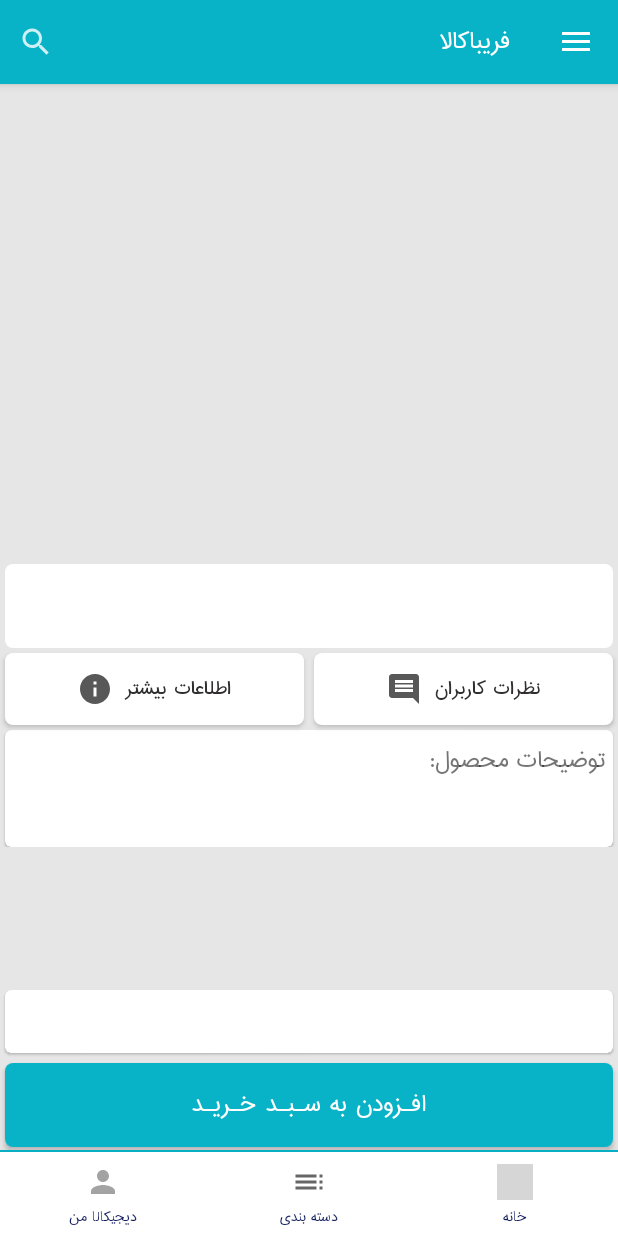
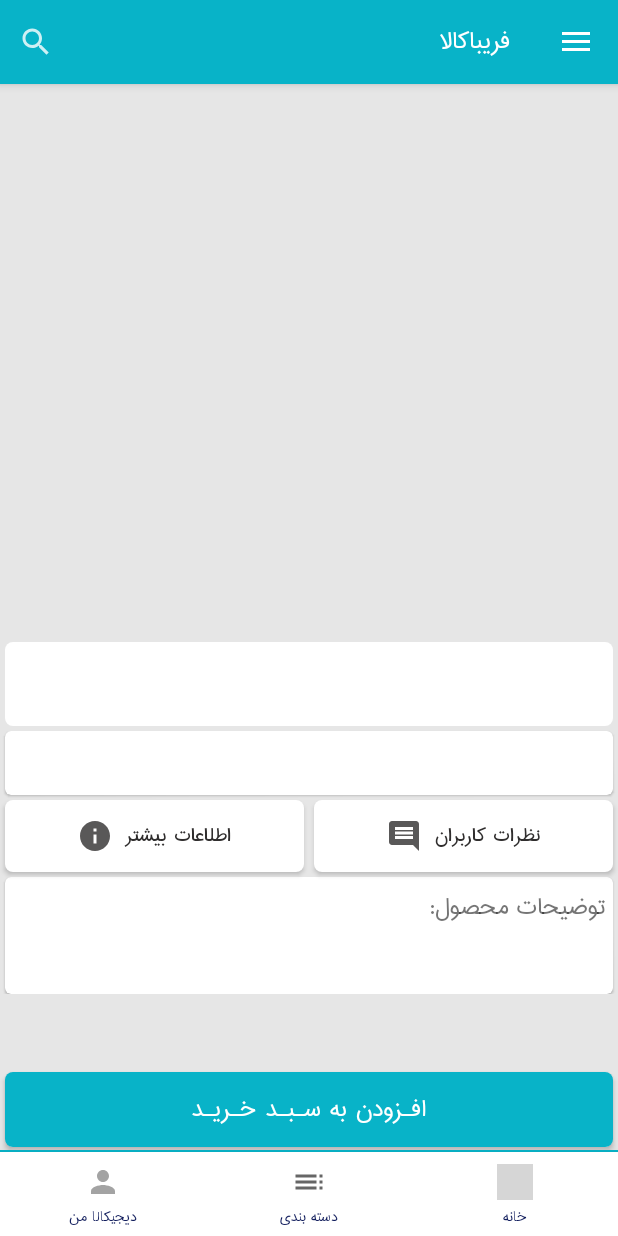
Before and after one commit to FaribaDarvishian/OnlineMarket, an Android app: the fragment ProductDetailsFragment placed in its activity, on a phone screen of 412 x 824 dp. Run offline under Robolectric (Android 15) with nearby library versions, the phone set to English and light mode, and no system bars; our stand-ins replace Picasso, data binding, navigation-ui; pictures from the network do not load; 4 statements that could not run were skipped; grey boxes are pictures that could not be loaded.

Commit message:
1-Use room ORM  * implement Add to card button 2-Add cart Repository

```diff
--- a/app/src/main/java/com/example/digikala/adapters/DefaultCategoryAdapter.java
+++ b/app/src/main/java/com/example/digikala/adapters/DefaultCategoryAdapter.java
@@ -41,7 +41,7 @@ public class DefaultCategoryAdapter extends RecyclerView.Adapter<com.example.dig
         mItems = new ArrayList<>();
         mOwner = owner;
         mCategoriesViewModel = viewModel;
-        mCategoryListener=listener;
+        mCategoryListener = listener;
     }
 
     @NonNull
@@ -53,7 +53,7 @@ public class DefaultCategoryAdapter extends RecyclerView.Adapter<com.example.dig
                 parent,
                 false
         );
-        return new DefaultCategoryHolder(listItemDefaultCategoryBinding,mCategoryListener);
+        return new DefaultCategoryHolder(listItemDefaultCategoryBinding, mCategoryListener);
     }
 
     @Override
--- a/app/src/main/java/com/example/digikala/view/fragment/ProductDetailsFragment.java
+++ b/app/src/main/java/com/example/digikala/view/fragment/ProductDetailsFragment.java
@@ -1,16 +1,18 @@
 package com.example.digikala.view.fragment;
-
 import android.graphics.Paint;
+import android.os.Build;
 import android.os.Bundle;
-
 import android.os.Handler;
 import android.os.Looper;
+import android.util.Log;
 import android.view.LayoutInflater;
 import android.view.View;
 import android.view.ViewGroup;
+import android.widget.TextView;
 
 import androidx.annotation.NonNull;
 import androidx.annotation.Nullable;
+import androidx.annotation.RequiresApi;
 import androidx.databinding.DataBindingUtil;
 import androidx.fragment.app.Fragment;
 import androidx.lifecycle.LiveData;
@@ -20,12 +22,20 @@ import androidx.viewpager2.widget.CompositePageTransformer;
 import androidx.viewpager2.widget.MarginPageTransformer;
 import androidx.viewpager2.widget.ViewPager2;
 
+
+import com.google.android.material.snackbar.BaseTransientBottomBar;
+import com.google.android.material.snackbar.Snackbar;
 import com.example.digikala.R;
 import com.example.digikala.adapters.ImageSliderAdapter;
 import com.example.digikala.data.model.product.Product;
+import com.example.digikala.data.repository.CartRepository;
+import com.example.digikala.data.room.entities.Cart;
 import com.example.digikala.databinding.FragmentProductDetailsBinding;
 import com.example.digikala.utils.SliderImageDecorator;
 import com.example.digikala.viewmodel.ProductDetailsViewModel;
+
+import java.util.ArrayList;
+import java.util.List;
 
 public class ProductDetailsFragment extends Fragment {
     public static final String ARG_PRODUCT_ID = "ProductId";
@@ -56,6 +66,16 @@ public class ProductDetailsFragment extends Fragment {
                 updateUI();
             }
         });
+
+        mViewModel.getCartsLiveData().observe(this, new Observer<List<Cart>>() {
+            @Override
+            public void onChanged(List<Cart> carts) {
+                Log.d(CartRepository.TAG, "addTooCart: number of carts: " + carts.size());
+                if (carts.size() > 0)
+                    Log.d(CartRepository.TAG, "addTooCart: number of carts: " + carts.get(0).toString());
+                mViewModel.setCartsSubject(carts);
+            }
+        });
     }
 
     private void initImageSliderAdapter() {
@@ -78,12 +98,39 @@ public class ProductDetailsFragment extends Fragment {
                 container,
                 false
         );
-        mBinding.imageViewPager.setAdapter(mImageSliderAdapter);
-        //Add strike for regular price textView
-        mBinding.regularPrice.setPaintFlags(Paint.STRIKE_THRU_TEXT_FLAG);
+        initUI();
+        setListeners();
 //        Handel the arrival UI
 //        updateUI();
         return mBinding.getRoot();
+    }
+    private void initUI() {
+        mBinding.imageViewPager.setAdapter(mImageSliderAdapter);
+
+        //Add strike for regular price textView
+        mBinding.regularPrice.setPaintFlags(Paint.STRIKE_THRU_TEXT_FLAG);
+    }
+
+    private void setListeners() {
+        mBinding.addToCard.setOnClickListener(new View.OnClickListener() {
+            @RequiresApi(api = Build.VERSION_CODES.M)
+            @Override
+            public void onClick(View v) {
+                mViewModel.addTooCart();
+                showAddSnakeBar();
+            }
+        });
+    }
+
+    @RequiresApi(api = Build.VERSION_CODES.M)
+    private void showAddSnakeBar() {
+        Snackbar snackbar = Snackbar.make(mBinding.getRoot(), "به سبد خرید اضافه شد.", BaseTransientBottomBar.LENGTH_LONG);
+        snackbar.getView().setForegroundGravity(View.TEXT_ALIGNMENT_CENTER);
+        snackbar.getView().setMinimumHeight(300);
+        TextView snackBarTextView = (TextView) snackbar.getView().findViewById(R.id.snackbar_text);
+        snackBarTextView.setTextSize(50);
+        snackBarTextView.setTextColor(getResources().getColor(R.color.logo));
+        snackbar.show();
     }
 
 
--- a/app/src/main/java/com/example/digikala/viewmodel/ProductDetailsViewModel.java
+++ b/app/src/main/java/com/example/digikala/viewmodel/ProductDetailsViewModel.java
@@ -1,38 +1,76 @@
 package com.example.digikala.viewmodel;
 
+import android.app.Application;
 import android.os.Build;
 import android.text.Html;
+import android.util.Log;
+import androidx.annotation.NonNull;
+import androidx.lifecycle.AndroidViewModel;
 import androidx.lifecycle.LiveData;
 import androidx.lifecycle.MutableLiveData;
+import androidx.lifecycle.Observer;
 import androidx.lifecycle.ViewModel;
+
 
 import com.example.digikala.data.model.product.Product;
 import com.example.digikala.data.repository.ProductRepository;
+import com.example.digikala.data.repository.CartRepository;
+import com.example.digikala.data.room.entities.Cart;
 
-public class ProductDetailsViewModel extends ViewModel {
-    private ProductRepository mRepository;
+import java.util.ArrayList;
+import java.util.List;
+
+
+public class ProductDetailsViewModel extends AndroidViewModel {
+    private ProductRepository mProductRepository;
+    private CartRepository mCartRepository;
     private LiveData<Product> mSelectedProduct;
+    private List<Cart> mCartsSubject = new ArrayList<>();
+    private LiveData<List<Cart>> mCartsLiveData;
 
-    public ProductDetailsViewModel() {
-        mRepository = ProductRepository.getInstance();
-        mSelectedProduct = new MutableLiveData<>();
-        mSelectedProduct = mRepository.getSelectedProductLiveData();
+    public LiveData<List<Cart>> getCartsLiveData() {
+        return mCartsLiveData;
     }
 
+    public List<Cart> getCartsSubject() {
+        return mCartsSubject;
+    }
+
+    public void setCartsSubject(List<Cart> cartsSubject) {
+        mCartsSubject = cartsSubject;
+    }
+
+    public ProductDetailsViewModel(@NonNull Application application) {
+        super(application);
+        mProductRepository = ProductRepository.getInstance();
+        mSelectedProduct = new MutableLiveData<>();
+        mSelectedProduct = mProductRepository.getSelectedProductLiveData();
+        mCartRepository = CartRepository.getInstance(application);
+        mCartsLiveData = fetchCartsLiveData();
+    }
+
+    private LiveData<List<Cart>> fetchCartsLiveData() {
+        return mCartRepository.getCartLiveData();
+    }
+
+
     public void setSelectedProduct(int productId) {
-        mRepository.setSelectedProductLiveData(productId);
-
+        mProductRepository.setSelectedProductLiveData(productId);
     }
 
     public LiveData<Product> getSelectedProduct() {
-        mSelectedProduct = mRepository.getSelectedProductLiveData();
-        return mRepository.getSelectedProductLiveData();
+        mSelectedProduct = mProductRepository.getSelectedProductLiveData();
+        return mProductRepository.getSelectedProductLiveData();
     }
 
-    public int getNumberOfImages(){
+    public int getNumberOfCarts() {
+        return getCartsSubject() == null ? 0 : getCartsSubject().size();
+    }
 
+    public int getNumberOfImages() {
         return mSelectedProduct.getValue().getImages().size();
     }
+
     public String getFormattedDescription() {
         if (Build.VERSION.SDK_INT >= Build.VERSION_CODES.N) {
             return Html.fromHtml(mSelectedProduct.getValue().getDescription(), Html.FROM_HTML_MODE_COMPACT).toString();
@@ -40,4 +78,23 @@ public class ProductDetailsViewModel extends ViewModel {
             return Html.fromHtml(mSelectedProduct.getValue().getDescription()).toString();
         }
     }
+
+    public void addTooCart() {
+        Cart cart = new Cart(mSelectedProduct.getValue().getId(), 1);
+        if (mCartsSubject.contains(cart)) {
+            for (Cart eachCart : mCartsSubject
+            ) {
+                if (eachCart.equals(cart)) {
+                    int count = eachCart.getCount() + 1;
+                    eachCart.setCount(count);
+                    Log.d(CartRepository.TAG, "addTooCart: " + count);
+                    mCartRepository.updateCart(eachCart);
+                }
+            }
+        } else
+            mCartRepository.insertCart(cart);
+//        Log.d(CartRepository.TAG, "addTooCart: number of carts: " + mCartRepository.getCartLiveData().getValue().size());
+//        Log.d(CartRepository.TAG, "addTooCart: number of carts: " + mCartRepository.getCartLiveData(mSelectedProduct.getValue().getId()).getValue().toString());
+
+    }
 }
--- a/app/src/main/res/layout/fragment_product_details.xml
+++ b/app/src/main/res/layout/fragment_product_details.xml
@@ -21,14 +21,13 @@
         <ScrollView
             android:id="@+id/scrollView2"
             android:layout_width="match_parent"
-            android:layout_height="0dp"
+            android:layout_height="wrap_content"
             android:background="@color/gray_background"
-            app:layout_constraintBottom_toTopOf="@+id/price_text_view"
-            app:layout_constraintTop_toTopOf="parent"
-            app:layout_constraintVertical_chainStyle="spread_inside"
-            app:layout_constraintVertical_weight="8.6">
+            app:layout_constraintBottom_toTopOf="@id/add_to_card"
+            app:layout_constraintTop_toTopOf="parent">
 
             <androidx.constraintlayout.widget.ConstraintLayout
+                android:id="@+id/constraint_scroll_view"
                 android:layout_width="match_parent"
                 android:layout_height="wrap_content"
                 tools:context=".view.fragment.ProductDetailsFragment">
@@ -64,6 +63,46 @@
                     app:layout_constraintStart_toStartOf="parent"
                     app:layout_constraintTop_toBottomOf="@+id/image_view_pager" />
 
+                <com.google.android.material.card.MaterialCardView
+                    android:id="@+id/price_card_view"
+                    android:layout_width="match_parent"
+                    android:layout_height="wrap_content"
+                    android:layout_gravity="center"
+                    android:layout_margin="3dp"
+                    android:background="@drawable/rounded_corner_white"
+                    android:orientation="horizontal"
+                    app:layout_constraintEnd_toEndOf="parent"
+                    app:layout_constraintStart_toStartOf="parent"
+                    app:layout_constraintTop_toBottomOf="@+id/product_name">
+
+                    <LinearLayout
+                        android:layout_width="match_parent"
+                        android:layout_height="wrap_content"
+                        android:gravity="center"
+                        android:orientation="horizontal">
+
+                        <com.google.android.material.textview.MaterialTextView
+                            android:layout_width="wrap_content"
+                            android:layout_height="wrap_content"
+                            android:layout_gravity="center"
+                            android:layout_margin="3dp"
+                            android:text="@{productDetailsViewModel.selectedProduct.price}"
+                            android:textColor="@color/orange"
+                            android:textSize="24sp" />
+
+                        <com.google.android.material.textview.MaterialTextView
+                            android:id="@+id/regular_price"
+                            android:layout_width="wrap_content"
+                            android:layout_height="wrap_content"
+                            android:layout_gravity="center"
+                            android:layout_margin="3dp"
+                            android:text="@{productDetailsViewModel.selectedProduct.regularPrice}"
+                            android:textSize="20sp"
+                            android:visibility="@{productDetailsViewModel.selectedProduct.onSale?View.VISIBLE:View.INVISIBLE}" />
+
+                    </LinearLayout>
+
+                </com.google.android.material.card.MaterialCardView>
                 <com.google.android.material.button.MaterialButton
                     android:id="@+id/more_info_button"
                     android:layout_width="0dp"
@@ -73,7 +112,7 @@
                     android:fontFamily="@font/iran_sans"
                     android:gravity="center"
                     android:padding="5dp"
-                    android:text="اطلاعات بیشتر"
+                    android:text="@string/more_info"
                     android:textColor="@color/gray_button"
                     android:textSize="16sp"
                     app:backgroundTint="@color/white"
@@ -83,7 +122,7 @@
                     app:layout_constraintEnd_toEndOf="parent"
                     app:layout_constraintHorizontal_chainStyle="packed"
                     app:layout_constraintStart_toEndOf="@+id/comments_button"
-                    app:layout_constraintTop_toBottomOf="@+id/product_name"
+                    app:layout_constraintTop_toBottomOf="@+id/price_card_view"
                     app:layout_constraintVertical_chainStyle="packed" />
 
                 <com.google.android.material.button.MaterialButton
@@ -95,7 +134,7 @@
                     android:fontFamily="@font/iran_sans"
                     android:gravity="center"
                     android:padding="5dp"
-                    android:text="نظرات کاربران"
+                    android:text="@string/user_reviews"
                     android:textColor="@color/gray_button"
                     android:textSize="16sp"
                     app:backgroundTint="@color/white"
@@ -104,7 +143,7 @@
                     app:iconTint="@color/gray_button"
                     app:layout_constraintEnd_toStartOf="@+id/more_info_button"
                     app:layout_constraintStart_toStartOf="parent"
-                    app:layout_constraintTop_toBottomOf="@+id/product_name" />
+                    app:layout_constraintTop_toBottomOf="@+id/price_card_view" />
 
                 <com.google.android.material.card.MaterialCardView
                     android:layout_width="match_parent"
@@ -127,15 +166,15 @@
                             android:background="@drawable/rounded_corner_white"
                             android:fontFamily="@font/iran_sans"
                             android:padding="5dp"
-                            android:text="توضیحات محصول: "
+                            android:text="@string/product_info"
                             android:textSize="20sp" />
 
                         <com.google.android.material.textview.MaterialTextView
                             android:id="@+id/product_description"
                             android:layout_width="match_parent"
                             android:layout_height="wrap_content"
+                            android:padding="5dp"
                             android:text="@{productDetailsViewModel.formattedDescription}"
-                            android:padding="5dp"
                             android:textSize="18sp" />
                     </LinearLayout>
                 </com.google.android.material.card.MaterialCardView>
@@ -145,70 +184,21 @@
         </ScrollView>
 
 
-        <com.google.android.material.card.MaterialCardView
-            android:id="@+id/price_text_view"
-            android:layout_width="match_parent"
-            android:layout_height="0dp"
-            android:layout_margin="3dp"
-            android:background="@drawable/rounded_corner_white"
-            android:fontFamily="@font/iran_sans"
-            android:textSize="24sp"
-            app:layout_constraintBottom_toTopOf="@+id/add_to_card"
-            app:layout_constraintEnd_toEndOf="parent"
-            app:layout_constraintStart_toStartOf="parent"
-            app:layout_constraintTop_toBottomOf="@+id/scrollView2"
-            app:layout_constraintVertical_weight=".6">
-
-            <LinearLayout
-                android:layout_width="match_parent"
-                android:layout_height="match_parent"
-                android:orientation="horizontal">
-
-                <com.google.android.material.textview.MaterialTextView
-                    android:layout_width="0dp"
-                    android:layout_height="match_parent"
-                    android:layout_margin="3dp"
-                    android:layout_weight="1"
-                    android:fontFamily="@font/iran_sans"
-                    android:gravity="start"
-                    android:text="@{productDetailsViewModel.selectedProduct.price}"
-                    android:textColor="@color/orange"
-                    android:textSize="20sp" />
-
-                <com.google.android.material.textview.MaterialTextView
-                    android:id="@+id/regular_price"
-                    android:layout_width="0dp"
-                    android:layout_height="match_parent"
-                    android:layout_margin="3dp"
-                    android:layout_weight="1"
-                    android:fontFamily="@font/iran_sans"
-                    android:gravity="center"
-                    android:text="@{productDetailsViewModel.selectedProduct.regularPrice}"
-                    android:textSize="16sp"
-                    android:visibility="@{productDetailsViewModel.selectedProduct.onSale?View.VISIBLE:View.INVISIBLE}" />
-
-            </LinearLayout>
-
-        </com.google.android.material.card.MaterialCardView>
-
-
         <com.google.android.material.button.MaterialButton
             android:id="@+id/add_to_card"
             android:layout_width="match_parent"
-            android:layout_height="0dp"
+            android:layout_height="wrap_content"
             android:layout_margin="3dp"
-            android:padding="-3dp"
             android:background="@drawable/rounded_corner_white"
             android:fontFamily="@font/iran_sans_bold"
-            android:text="افـزودن به سـبـد خـریـد"
+            android:gravity="center"
+            android:padding="-3dp"
+            android:text="@string/add_to_cart"
             android:textSize="20sp"
-            android:gravity="center"
             app:backgroundTint="@color/logo"
             app:layout_constraintBottom_toBottomOf="parent"
             app:layout_constraintEnd_toEndOf="parent"
-            app:layout_constraintStart_toStartOf="parent"
-            app:layout_constraintTop_toBottomOf="@+id/price_text_view"
-            app:layout_constraintVertical_weight=".8" />
+            app:layout_constraintStart_toStartOf="parent" />
 
 
     </androidx.constraintlayout.widget.ConstraintLayout>
--- a/app/src/main/res/values/strings.xml
+++ b/app/src/main/res/values/strings.xml
@@ -3,4 +3,8 @@
     <!-- TODO: Remove or change this placeholder text -->
     <string name="hello_blank_fragment">Hello blank fragment</string>
     <string name="see_all">مشاهده همه</string>
+    <string name="more_info">اطلاعات بیشتر</string>
+    <string name="user_reviews">نظرات کاربران</string>
+    <string name="product_info">توضیحات محصول:</string>
+    <string name="add_to_cart">افـزودن به سـبـد خـریـد</string>
 </resources>
```
Also changed, not shown: app/build.gradle (+6 -2 lines), app/src/main/java/com/example/digikala/data/room/CartRoomDataBase.java (added, +31 -0 lines), app/src/main/java/com/example/digikala/data/room/dao/CartDAO.java (added, +33 -0 lines), app/src/main/java/com/example/digikala/data/room/entities/Cart.java (added, +65 -0 lines).
